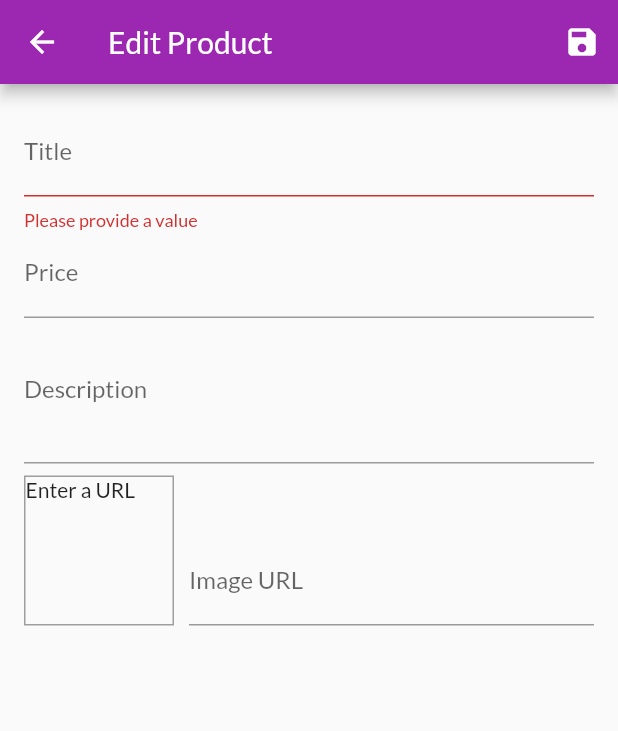
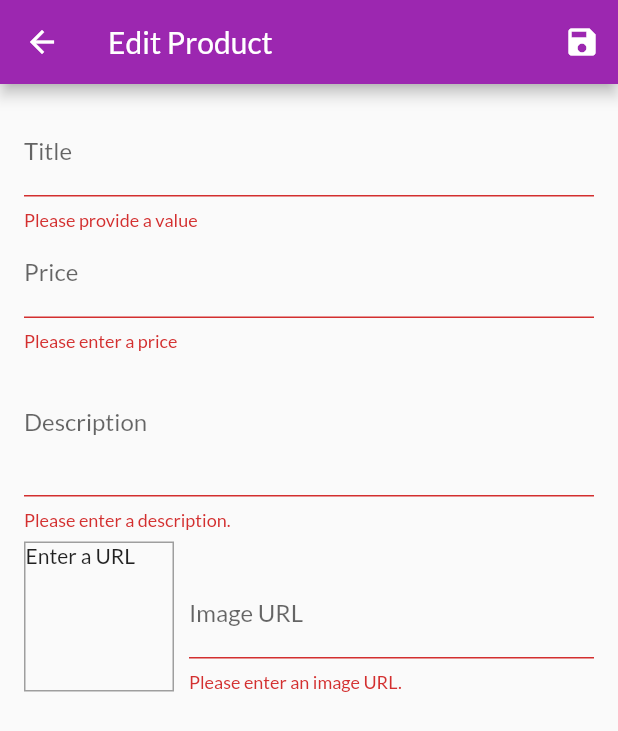
Before and after one commit to mudassir666/myshop, a Flutter app: the EditProductScreen screen opened by its route, after a tap on the "save" icon, on a phone screen of 412 x 824 dp. Shown: the top 731 px of the screen. Run offline on Flutter 3.47's test engine with Material 2 defaults, Android fonts, the phone set to English and light mode, and no system bars; network calls fail.

Commit message:
video 12 : Adding Validation to all inputs

```diff
--- a/lib/screens/edit_product_screen.dart
+++ b/lib/screens/edit_product_screen.dart
@@ -49,6 +49,16 @@ class _EditProductScreenState extends State<EditProductScreen> {
   //step 4 : check if imgUrlnode has focus or not , when the imgUrlnode loses focus it will update it by setState
   void _updateImageUrl() {
     if (!_imgUrlFocusNode.hasFocus) {
+      if (
+      // if value does not have http or https , will show error msg
+          (!_imgUrlController.text.startsWith('http') &&
+              !_imgUrlController.text.startsWith('https')) ||
+              // it should end with the following
+          (!_imgUrlController.text.endsWith('.png') &&
+              !_imgUrlController.text.endsWith('.jpg') &&
+              !_imgUrlController.text.endsWith('.jpeg'))) {
+        return;
+      }
       setState(() {});
     }
   }
@@ -135,6 +145,22 @@ class _EditProductScreenState extends State<EditProductScreen> {
                       price: double.parse(value.toString()),
                       imageUrl: _editedProduct.imageUrl);
                 },
+                validator: (value) {
+                  if (value!.isEmpty) {
+                    return 'Please enter a price';
+                  }
+                  // when user enter something instead of number
+                  // tryParse return null when it falses
+                  if (double.tryParse(value) == null) {
+                    return 'Please enter a valid number';
+                  }
+                  // to check if value is smaller or equal to 0 ,so we will stop it
+                  if (double.parse(value) <= 0) {
+                    return 'Please enter a number greater than zero';
+                  }
+                  // when nothing goes wrong
+                  return null;
+                },
               ),
               TextFormField(
                 decoration: InputDecoration(labelText: 'Description'),
@@ -151,6 +177,15 @@ class _EditProductScreenState extends State<EditProductScreen> {
                       description: value.toString(),
                       price: _editedProduct.price,
                       imageUrl: _editedProduct.imageUrl);
+                },
+                validator: (value) {
+                  if (value!.isEmpty) {
+                    return 'Please enter a description.';
+                  }
+                  if (value.length < 10) {
+                    return 'Should be at least 10 characters long.';
+                  }
+                  return null;
                 },
               ),
               Row(
@@ -200,6 +235,24 @@ class _EditProductScreenState extends State<EditProductScreen> {
                           imageUrl: value.toString(),
                         );
                       },
+                      validator: (value) {
+                        if (value!.isEmpty) {
+                          return 'Please enter an image URL.';
+                        }
+                        // if value does not have http or https , will show error msg
+                        if (!value.startsWith('http') &&
+                            !value.startsWith('https')) {
+                          return 'Please enter a valid URL.';
+                        }
+                        // it should end with the following
+                         if (!value.endsWith('.png') &&
+                            !value.endsWith('.jpg') &&
+                            !value.endsWith('.jpeg')
+                            ) {
+                          return 'Please enter a valid image URL.';
+                        }
+                        return null;
+                      },
                     ),
                   ),
                 ],
```
Also changed, not shown: detail.txt (+10 -0 lines).
